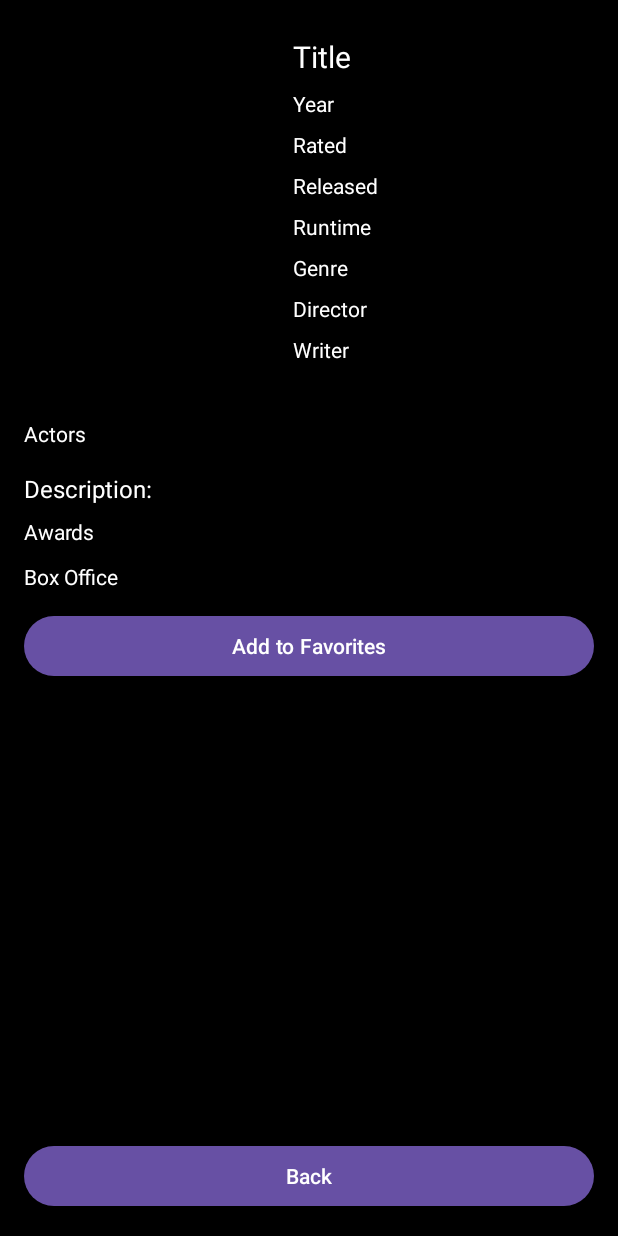
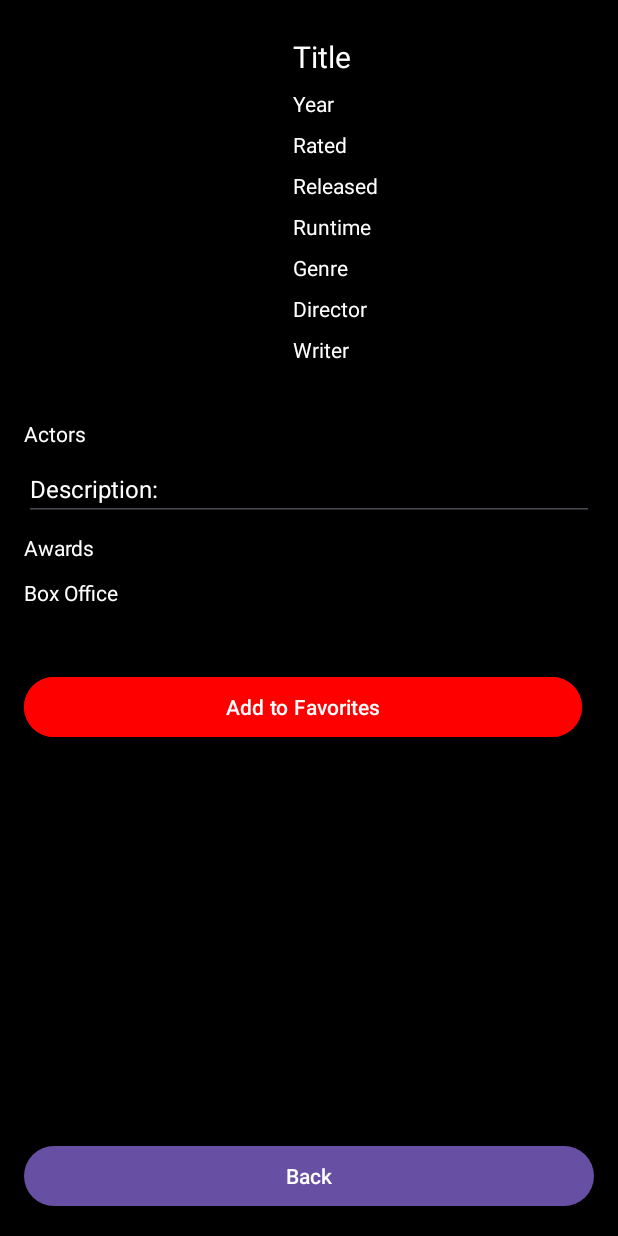
Before and after one commit to MerrickPilon7730/MovieDB, an Android app: the MovieDetailsActivity screen opened directly, with no data from a screen before it, on a phone screen of 412 x 824 dp. Run offline under Robolectric (Android 15) with nearby library versions, the phone set to English and light mode, and no system bars; our stand-ins replace Firebase (no records; nobody signed in at launch, a user with empty details on screens opened directly); pictures from the network do not load; 1 statement that could not run was skipped.

Commit message:
feat(favorite): Update and Fetch the description from DB

```diff
--- a/app/src/main/res/layout/activity_movie_details.xml
+++ b/app/src/main/res/layout/activity_movie_details.xml
@@ -135,12 +135,14 @@
                 app:layout_constraintStart_toStartOf="parent"
                 app:layout_constraintTop_toBottomOf="@+id/moviePoster" />
 
-            <TextView
+            <EditText
                 android:id="@+id/moviePlot"
                 android:layout_width="0dp"
                 android:layout_height="wrap_content"
                 android:layout_marginTop="8dp"
                 android:ellipsize="end"
+                android:focusable="false"
+                android:focusableInTouchMode="false"
                 android:maxLines="20"
                 android:paddingTop="8dp"
                 android:text="Description:"
@@ -160,7 +162,7 @@
                 android:textColor="@color/white"
                 app:layout_constraintEnd_toEndOf="parent"
                 app:layout_constraintStart_toStartOf="parent"
-                app:layout_constraintTop_toBottomOf="@+id/moviePlot" />
+                app:layout_constraintTop_toBottomOf="@id/moviePlot" />
 
             <TextView
                 android:id="@+id/movieBoxOffice"
@@ -168,26 +170,44 @@
                 android:layout_height="30dp"
                 android:paddingTop="8dp"
                 android:text="Box Office"
-
                 android:textColor="@color/white"
                 app:layout_constraintEnd_toEndOf="parent"
                 app:layout_constraintStart_toStartOf="parent"
-                app:layout_constraintTop_toBottomOf="@+id/movieAwards" />
+                app:layout_constraintTop_toBottomOf="@id/movieAwards" />
 
-            <Button
-                android:id="@+id/addToFavoritesButton"
+            <LinearLayout
+                android:id="@+id/buttonContainer"
                 android:layout_width="match_parent"
                 android:layout_height="wrap_content"
+                android:layout_marginTop="40dp"
+                android:orientation="horizontal"
+                app:layout_constraintBottom_toBottomOf="parent"
+                app:layout_constraintTop_toBottomOf="@id/movieBoxOffice">
 
-                android:layout_marginTop="40dp"
-                android:text="Add to Favorites"
-                app:layout_constraintBottom_toBottomOf="parent"
-                app:layout_constraintTop_toBottomOf="@+id/movieAwards"
-                tools:layout_editor_absoluteX="24dp" />
+                <Button
+                    android:id="@+id/favoriteActionButton"
+                    android:layout_width="0dp"
+                    android:layout_height="wrap_content"
+                    android:layout_marginEnd="8dp"
+                    android:layout_weight="1"
+                    android:backgroundTint="#FF0000"
+                    android:text="Add to Favorites"
+                    android:textColor="@color/white" />
+
+                <Button
+                    android:id="@+id/updateDescriptionButton"
+                    android:layout_width="0dp"
+                    android:layout_height="wrap_content"
+                    android:layout_marginStart="8dp"
+                    android:layout_weight="1"
+                    android:backgroundTint="#007C7C"
+                    android:layout_marginTop="3dp"
+                    android:text="Update Description"
+                    android:textColor="@color/white"
+                    android:visibility="gone" />
+            </LinearLayout>
 
         </androidx.constraintlayout.widget.ConstraintLayout>
-
-
     </ScrollView>
 
     <Button
@@ -200,5 +220,4 @@
         app:layout_constraintBottom_toBottomOf="parent"
         app:layout_constraintEnd_toEndOf="parent"
         app:layout_constraintStart_toStartOf="parent" />
-
 </androidx.constraintlayout.widget.ConstraintLayout>
```
Also changed, not shown: app/src/main/java/com/example/prog3210_assignment2/view/MovieDetailsActivity.kt (+101 -15 lines).
